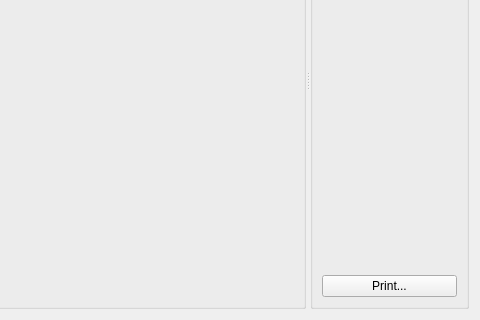
This is app/src/tools/core/tabs/TargetsWidget.ui in dysonltd-zz/gts as Qt 5 draws it before an edit; both pictures show x 160 to 640 and y 160 to 480 of the 640 by 480 pixel window. The edited form follows.
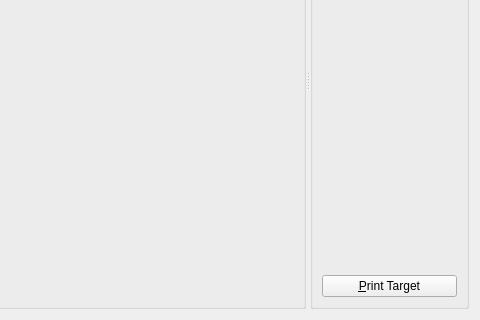
This is the edited form. Icons and pictures are not drawn. Custom widgets are drawn as their Qt base class.

Commit message: Corrected label

The edit to the form file:
```diff
--- a/app/src/tools/core/tabs/TargetsWidget.ui
+++ b/app/src/tools/core/tabs/TargetsWidget.ui
@@ -245,7 +245,7 @@
          <item>
           <widget class="QPushButton" name="m_printTargetBtn">
            <property name="text">
-            <string>Print...</string>
+            <string>&amp;Print Target</string>
            </property>
           </widget>
          </item>
```
Left out of the diff: 12 changed lines with no effect on the pictures.
